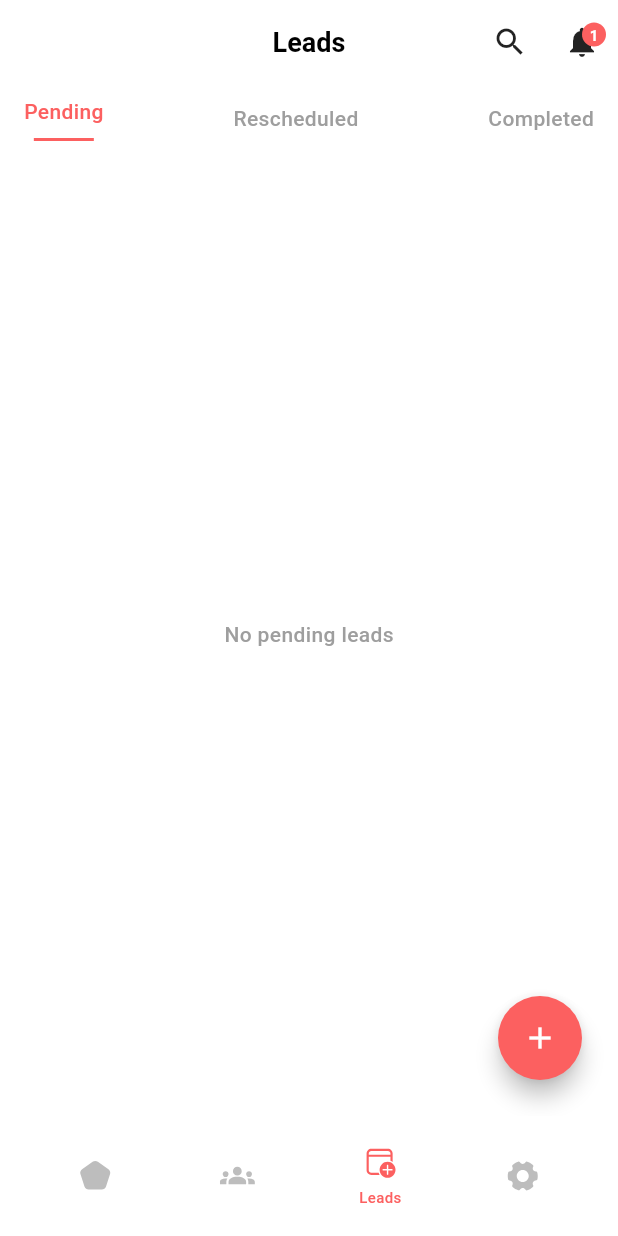
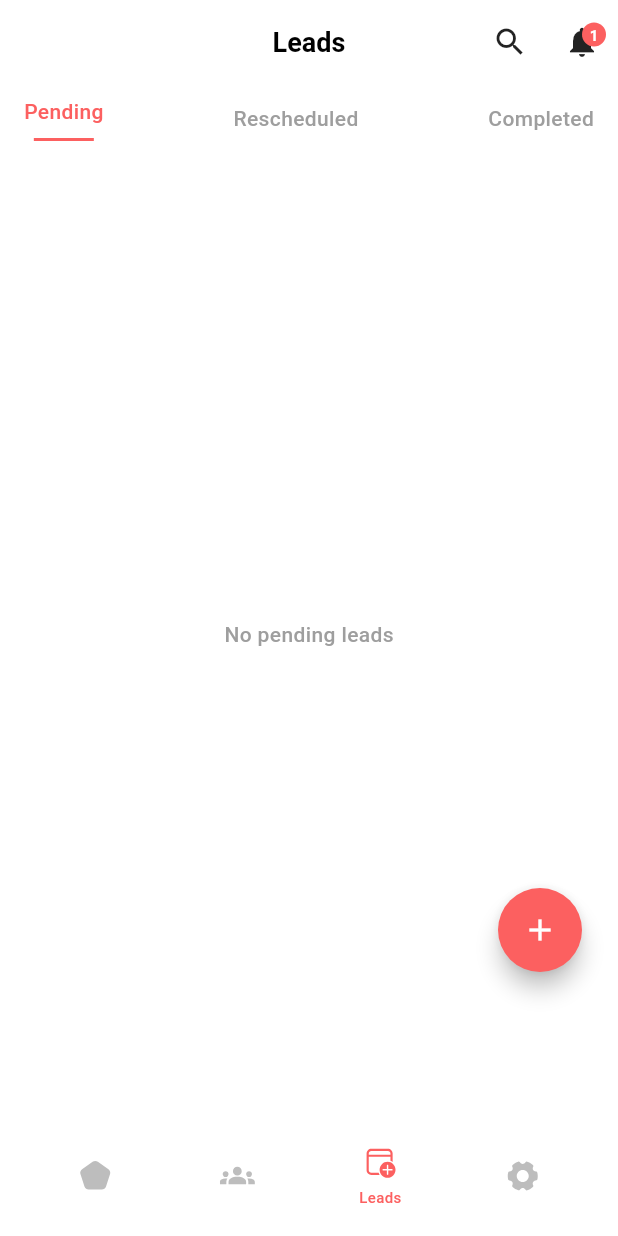
Before and after one commit to Hasham-Dogar/lead, a Flutter app: the HomePage screen opened directly, item 3 of the bottom bar chosen, on a phone screen of 412 x 824 dp. Run offline on Flutter 3.47's test engine with Material 3 defaults, Android fonts, the phone set to English and light mode, and no system bars; our stand-ins replace country_picker, flutter_svg.

Commit message:
commit	modified:   lib/screens/home/home_page.dart commit	modified:   lib/screens/leads/leads_list_page.dart commit	modified:   lib/screens/leads/leads_page.dart

```diff
--- a/lib/screens/home/home_page.dart
+++ b/lib/screens/home/home_page.dart
@@ -123,7 +123,7 @@ class _HomePageState extends State<HomePage>
     Widget? fab;
     if (rawFab != null) {
       if (_selectedNavIndex != 0) {
-        fab = Positioned(bottom: 72, right: 24, child: rawFab);
+        fab = Positioned(bottom: 96, right: 24, child: rawFab);
       } else {
         fab = rawFab;
       }
--- a/lib/screens/leads/leads_list_page.dart
+++ b/lib/screens/leads/leads_list_page.dart
@@ -11,6 +11,7 @@ class LeadsListPage extends StatefulWidget {
   final bool showFAB;
   final bool showTabs;
   final bool isManager;
+  final double fabBottomOffset;
 
   const LeadsListPage({
     super.key,
@@ -20,6 +21,7 @@ class LeadsListPage extends StatefulWidget {
     this.showFAB = false,
     this.showTabs = true,
     this.isManager = false,
+    this.fabBottomOffset = 24,
   });
 
   @override
@@ -147,7 +149,7 @@ class _LeadsListPageState extends State<LeadsListPage> {
         ),
         if (widget.showFAB)
           Positioned(
-            bottom: 24,
+            bottom: widget.fabBottomOffset,
             right: 24,
             child: FloatingActionButton(
               onPressed: () {
--- a/lib/screens/leads/leads_page.dart
+++ b/lib/screens/leads/leads_page.dart
@@ -72,7 +72,12 @@ class LeadsPage extends StatelessWidget {
           const NotificationIconButton(),
         ],
       ),
-      body: LeadsListPage(leads: leads, contacts: contacts, showFAB: true),
+      body: LeadsListPage(
+        leads: leads,
+        contacts: contacts,
+        showFAB: true,
+        fabBottomOffset: 96,
+      ),
     );
   }
 }
```
